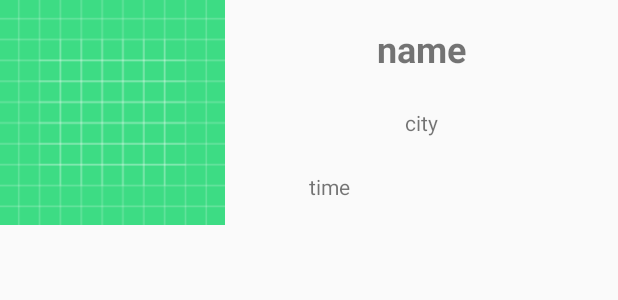
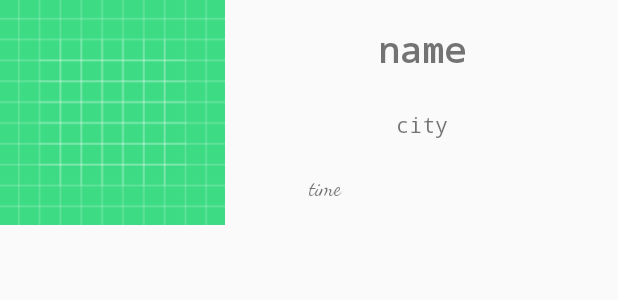
Before and after one commit to Dor-Nachbi/SportiveMate, an Android app: the layout list_row_post.xml on its own in the app's theme, with its tools: preview values and no code run, on a phone screen of 412 x 824 dp. Shown: the top 300 px of the screen. Run offline under Robolectric (Android 15) with nearby library versions, the phone set to English and light mode, and no system bars; Roboto replaces fonts that are not available here.

```diff
--- a/app/src/main/java/com/example/sportivemate/MainActivity.java
+++ b/app/src/main/java/com/example/sportivemate/MainActivity.java
@@ -21,6 +21,8 @@ import com.example.sportivemate.UI.SportPostsListFragmentDirections;
 import com.example.sportivemate.model.AppLocalDb;
 import com.example.sportivemate.model.Post;
 import com.example.sportivemate.model.Sport;
+import com.example.sportivemate.model.User;
+import com.example.sportivemate.model.UserFirebase;
 import com.google.firebase.auth.FirebaseAuth;
 import com.google.firebase.auth.FirebaseUser;
 
--- a/app/src/main/java/com/example/sportivemate/RegisterFragment.java
+++ b/app/src/main/java/com/example/sportivemate/RegisterFragment.java
@@ -144,11 +144,11 @@ public class RegisterFragment extends Fragment {
                     user.setFullName(fullName.getText().toString());
                     user.setImageUrl(imageUrl);
                     UserModel.instance.addUser(user, null);
-
                     Log.d("TAG", fullName.getText().toString() + " Logged In");
                     Toast.makeText(getActivity(), fullName.getText().toString() + " Logged In", Toast.LENGTH_SHORT).show();
                     startActivity(new Intent(getActivity(), MainActivity.class));
                     getActivity().finish();
+
                 } else {
                     registrationFailed(INVALID_FORM_MESSAGE);
                 }
--- a/app/src/main/java/com/example/sportivemate/UI/AddPostFragment.java
+++ b/app/src/main/java/com/example/sportivemate/UI/AddPostFragment.java
@@ -7,6 +7,7 @@ import androidx.navigation.NavArgs;
 import androidx.navigation.NavController;
 import androidx.navigation.Navigation;
 
+import android.util.Log;
 import android.view.LayoutInflater;
 import android.view.View;
 import android.view.ViewGroup;
@@ -79,9 +80,10 @@ public class AddPostFragment extends Fragment {
                     public void onComplete(User data) {
                         ownerId = data.getId();
                         imageUrl = data.getImageUrl();
+                        Log.d("TAG",imageUrl);
                         Post post = new Post(name.getText().toString(),description.getText().toString(),imageUrl,
                                 sportName,ownerId,city.getSelectedItem().toString(),phoneNumber.getText().toString());
-                        PostFireBase.addPost(post, new PostModel.Listener<Post>() {
+                        PostModel.instance.addPost(post, new PostModel.Listener<Post>() {
                             @Override
                             public void onComplete(Post data) {
                                 PostModel.instance.refreshSportPostsList(sport, new PostModel.CompleteListener() {
--- a/app/src/main/java/com/example/sportivemate/model/PostFireBase.java
+++ b/app/src/main/java/com/example/sportivemate/model/PostFireBase.java
@@ -165,6 +165,7 @@ public class PostFireBase {
     private static Map<String, Object> jsonFromPost(Post post) {
         HashMap<String, Object> json = new HashMap<>();
         json.put("postName", post.getName());
+        json.put("imageUrl", post.getImageUrl());
         json.put("city", post.getCity());
         json.put("description", post.getDescription());
         json.put("ownerId", UserModel.instance.getCurrentUserId());
@@ -185,6 +186,7 @@ public class PostFireBase {
         }
         post.setName((String)json.get("postName"));
         post.setCity((String)json.get("city"));
+        post.setImageUrl((String)json.get("imageUrl"));
         post.setDescription((String)json.get("description"));
         post.setOwnerId(ownerId);
         post.setSportName(sportName);
--- a/app/src/main/res/layout/list_row_post.xml
+++ b/app/src/main/res/layout/list_row_post.xml
@@ -10,6 +10,7 @@
         android:layout_width="wrap_content"
         android:layout_height="wrap_content"
         android:layout_marginTop="16dp"
+        android:fontFamily="monospace"
         android:text="name"
         android:textSize="24sp"
         android:textStyle="bold"
@@ -33,6 +34,7 @@
         android:layout_width="150dp"
         android:layout_height="wrap_content"
         android:layout_marginBottom="16dp"
+        android:fontFamily="cursive"
         android:text="time"
         app:layout_constraintBottom_toBottomOf="parent"
         app:layout_constraintEnd_toEndOf="parent"
@@ -42,6 +44,7 @@
         android:id="@+id/post_city_tv"
         android:layout_width="wrap_content"
         android:layout_height="wrap_content"
+        android:fontFamily="monospace"
         android:text="city"
         app:layout_constraintBottom_toTopOf="@+id/post_time_tv"
         app:layout_constraintEnd_toEndOf="parent"
```
Also changed, not shown: app/src/main/java/com/example/sportivemate/UI/PostDetailsFragment.java (+9 -2 lines), app/src/main/java/com/example/sportivemate/UI/SportPostsListFragment.java (+15 -9 lines).
